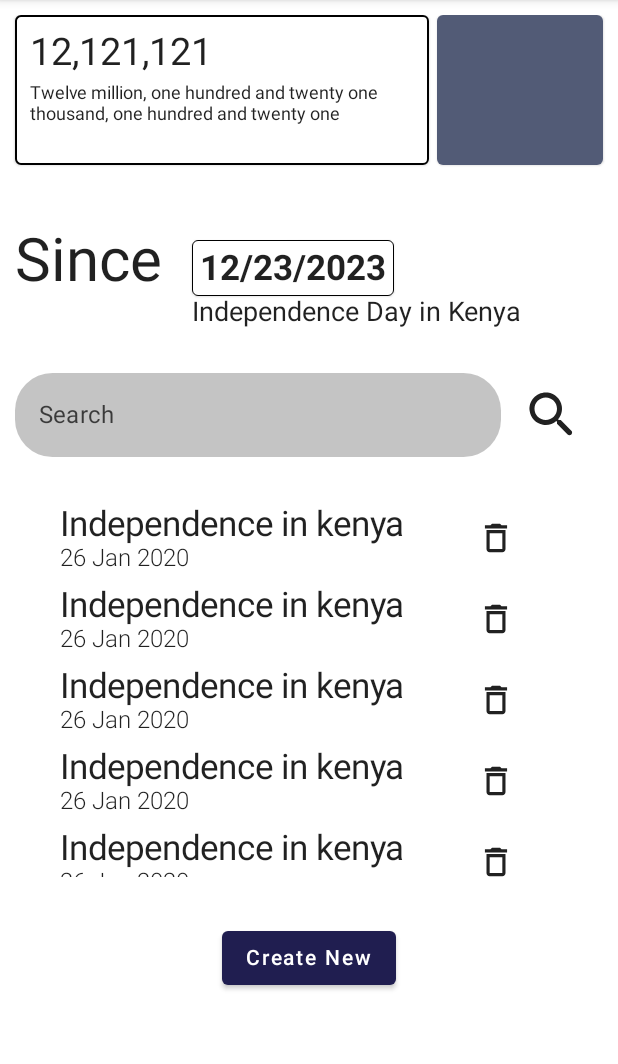
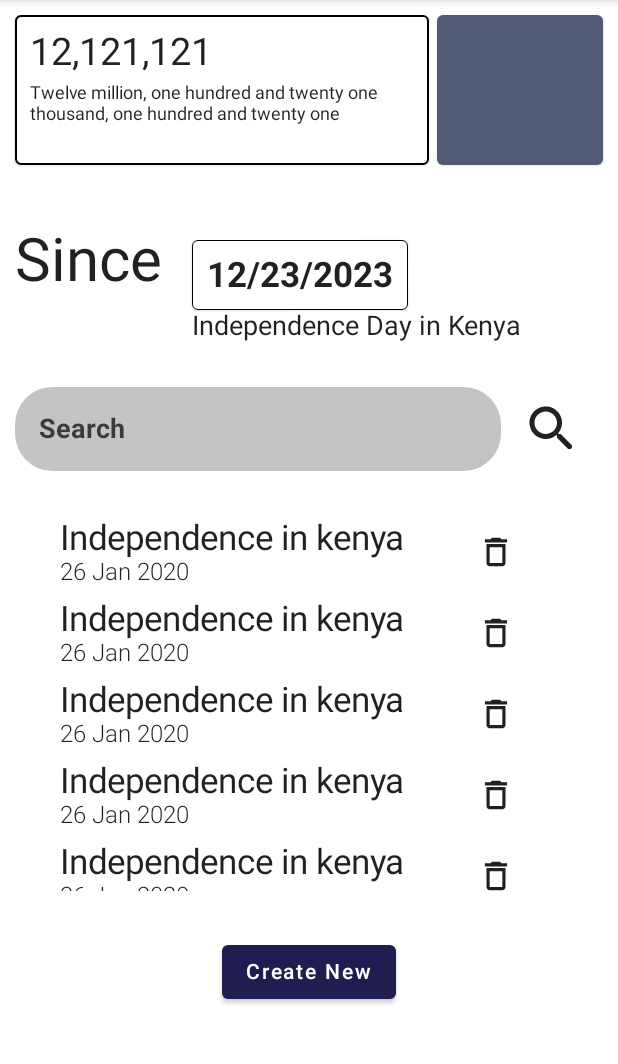
Before and after one commit to Ken-mbira/its_been, an Android app built with Jetpack Compose: the screen it shows after launch (MainActivity), on a phone screen of 412 x 824 dp, the part 84-1148 px from its top. Run offline under Robolectric (Android 15) with nearby library versions, the phone set to English and light mode, and no system bars; libraries missing offline, so code that uses them is left out: dev.chrisbanes.snapper; 2 statements that could not run were skipped.

Commit message:
modify search bar

```diff
--- a/app/src/main/java/com/example/itsbeen/ui/SinceDisplay.kt
+++ b/app/src/main/java/com/example/itsbeen/ui/SinceDisplay.kt
@@ -39,7 +39,7 @@ fun SinceDisplay(modifier: Modifier = Modifier) {
 //                backgroundColor = Color.Transparent
             ) {
                 Text(
-                    modifier = modifier.padding(5.dp),
+                    modifier = modifier.padding(10.dp),
                     text = stringResource(R.string.example_date),
                     fontSize = 23.sp,
                     fontWeight = FontWeight.Bold
--- a/app/src/main/java/com/example/itsbeen/ui/components/SearchBar.kt
+++ b/app/src/main/java/com/example/itsbeen/ui/components/SearchBar.kt
@@ -13,35 +13,46 @@ import androidx.compose.runtime.mutableStateOf
 import androidx.compose.runtime.remember
 import androidx.compose.ui.Alignment
 import androidx.compose.ui.Modifier
+import androidx.compose.ui.focus.onFocusChanged
 import androidx.compose.ui.graphics.Color
 import androidx.compose.ui.res.colorResource
 import androidx.compose.ui.res.stringResource
+import androidx.compose.ui.text.font.FontWeight
+import androidx.compose.ui.tooling.preview.Preview
 import androidx.compose.ui.unit.dp
+import androidx.compose.ui.unit.sp
 import com.example.itsbeen.R
+import com.example.itsbeen.ui.SinceDisplay
 
 @Composable
 fun SearchBar(modifier: Modifier = Modifier) {
     val textInput = remember { mutableStateOf("") }
+    val isFocused = remember { mutableStateOf(false) }
     Row(
         modifier = modifier.fillMaxWidth(),
         verticalAlignment = Alignment.CenterVertically
     ) {
         TextField(
-            modifier = modifier.weight(1f),
+            modifier = modifier.weight(1f)
+                .onFocusChanged { focusState -> isFocused.value = focusState.isFocused },
             value = textInput.value,
             onValueChange = { newValue -> textInput.value = newValue},
             label = {
-                Text(
-                    text="Search",
-                    color= colorResource(R.color.faded_black)
-                )
+                if(!isFocused.value){
+                    Text(
+                        text="Search",
+                        color= colorResource(R.color.faded_black),
+                        fontSize = 18.sp,
+                        fontWeight = FontWeight.Bold
+                    )
+                }
             },
             colors = TextFieldDefaults.textFieldColors(
                 backgroundColor = colorResource(R.color.light_grey),
                 focusedIndicatorColor = Color.Transparent,
                 unfocusedIndicatorColor = Color.Transparent,
             ),
-            shape = RoundedCornerShape(25.dp)
+            shape = RoundedCornerShape(25.dp),
         )
         IconButton(
             onClick = { /*TODO*/ },
@@ -55,3 +66,9 @@ fun SearchBar(modifier: Modifier = Modifier) {
         }
     }
 }
+
+@Preview
+@Composable
+fun PreviewSince() {
+    SearchBar()
+}
```
